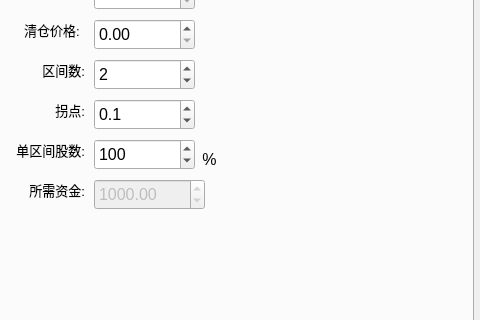
spartawwy/mock_proj, file TradeWinner/trade_winner.ui: the form before one commit; both pictures show x 437 to 917 and y 191 to 511 of the 917 by 620 pixel window.
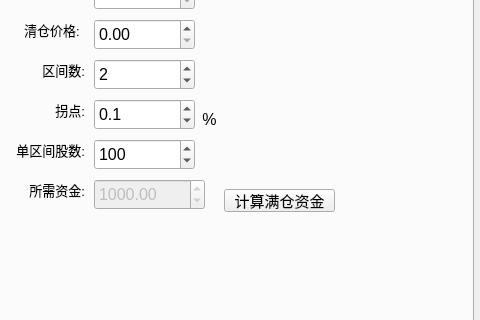
The form after the commit. The open tabs and pages were chosen to show the change.

Patch:
```diff
--- a/TradeWinner/trade_winner.ui
+++ b/TradeWinner/trade_winner.ui
@@ -3679,7 +3679,7 @@
        <property name="geometry">
         <rect>
          <x>210</x>
-         <y>180</y>
+         <y>140</y>
          <width>31</width>
          <height>21</height>
         </rect>
@@ -3696,6 +3696,24 @@
         <set>Qt::AlignCenter</set>
        </property>
       </widget>
+      <widget class="QPushButton" name="pbtn_bktest_need_capital">
+       <property name="geometry">
+        <rect>
+         <x>240</x>
+         <y>220</y>
+         <width>111</width>
+         <height>23</height>
+        </rect>
+       </property>
+       <property name="font">
+        <font>
+         <pointsize>11</pointsize>
+        </font>
+       </property>
+       <property name="text">
+        <string>计算满仓资金</string>
+       </property>
+      </widget>
      </widget>
     </widget>
    </widget>
```
Left out of the diff: 2 changed lines with no effect on the pictures.
